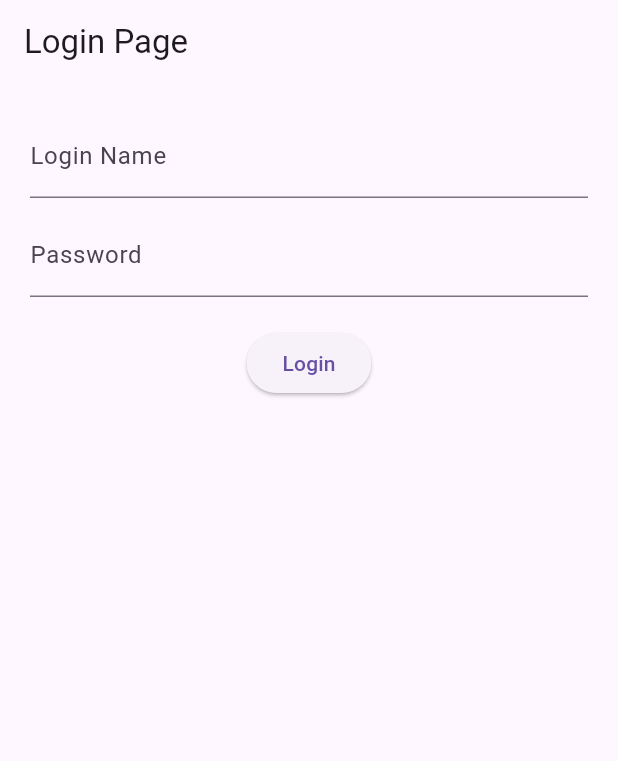
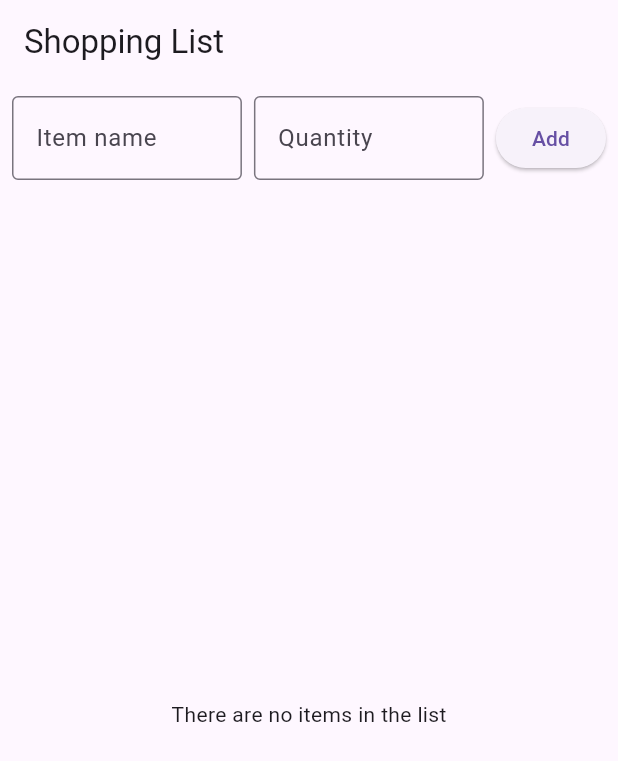
Before and after one commit to Keon-Moh/my_flutter_labs, a Flutter app: the screen it shows after launch, on a phone screen of 412 x 824 dp. Shown: the top 761 px of the screen. Run offline on Flutter 3.47's test engine with Material 3 defaults, Android fonts, the phone set to English and light mode, and no system bars.

Commit message:
Completed Lab 6

```diff
--- a/lib/main.dart
+++ b/lib/main.dart
@@ -1,108 +1,167 @@
 import 'package:flutter/material.dart';
-import 'data_repository.dart';
-import 'profilepage.dart';
 
+// Entry point of the app
 void main() {
-  runApp(const MyApp());
+  runApp(MyApp());
 }
 
+// Root widget of the application
 class MyApp extends StatelessWidget {
-  const MyApp({super.key});
-
   @override
   Widget build(BuildContext context) {
     return MaterialApp(
-      title: 'Lab 5 Login Page',
-      debugShowCheckedModeBanner: false,
-      home: const LoginPage(),
+      title: 'Shopping List',
+      home: Scaffold(
+        appBar: AppBar(title: Text("Shopping List")),
+        body: ListPage(), // Loads the main shopping list UI
+      ),
     );
   }
 }
 
-class LoginPage extends StatefulWidget {
-  const LoginPage({super.key});
+// Model class representing a shopping item
+class ShoppingItem {
+  String name;
+  String quantity;
 
-  @override
-  State<LoginPage> createState() => _LoginPageState();
+  ShoppingItem(this.name, this.quantity);
 }
 
-class _LoginPageState extends State<LoginPage> {
-  final TextEditingController _loginController = TextEditingController();
-  final TextEditingController _passwordController = TextEditingController();
-
+// Stateful widget to manage the shopping list state
+class ListPage extends StatefulWidget {
   @override
-  void initState() {
-    super.initState();
-    // Load saved data at startup
-    DataRepository.loadData().then((_) {
-      // Set login field from loaded data
-      _loginController.text = DataRepository.loginName;
-      // Optional: set password field if you saved it (not recommended for security)
-      setState(() {});
-    });
+  _ListPageState createState() => _ListPageState();
 }
 
-  void _handleLogin() {
-    final loginName = _loginController.text.trim();
-    final password = _passwordController.text;
+class _ListPageState extends State<ListPage> {
+  // List to hold shopping items
+  List<ShoppingItem> shoppingList = [];
 
-    if (password == 'QWERTY123') {
-      // Save loginName in repo and prefs
-      DataRepository.loginName = loginName;
-      DataRepository.saveData();
-
-      // Navigate to profile page and show snackbar
-      Navigator.push(
-        context,
-        MaterialPageRoute(builder: (context) => const ProfilePage()),
-      ).then((_) {
-        // Optional: do something on return
-      });
-
-      ScaffoldMessenger.of(context).showSnackBar(
-        SnackBar(content: Text('Welcome Back $loginName')),
-      );
-    } else {
-      // Wrong password
-      ScaffoldMessenger.of(context).showSnackBar(
-        const SnackBar(content: Text('Wrong Password')),
-      );
-    }
-  }
-
-  @override
-  void dispose() {
-    _loginController.dispose();
-    _passwordController.dispose();
-    super.dispose();
-  }
+  // Controllers to retrieve input from text fields
+  final TextEditingController nameController = TextEditingController();
+  final TextEditingController quantityController = TextEditingController();
 
   @override
   Widget build(BuildContext context) {
-    return Scaffold(
-      appBar: AppBar(title: const Text('Login Page')),
-      body: Padding(
-        padding: const EdgeInsets.all(20.0),
-        child: Column(
+    return Column(
       children: [
-            TextField(
-              controller: _loginController,
-              decoration: const InputDecoration(labelText: 'Login Name'),
+        // Row for input fields and the Add button
+        Padding(
+          padding: const EdgeInsets.all(8.0),
+          child: Row(
+            children: [
+              // Input for item name
+              Expanded(
+                child: TextField(
+                  controller: nameController,
+                  decoration: InputDecoration(
+                    hintText: 'Item name',
+                    border: OutlineInputBorder(),
                   ),
-            const SizedBox(height: 10),
-            TextField(
-              controller: _passwordController,
-              obscureText: true,
-              decoration: const InputDecoration(labelText: 'Password'),
                 ),
-            const SizedBox(height: 20),
+              ),
+              SizedBox(width: 8),
+              // Input for item quantity
+              Expanded(
+                child: TextField(
+                  controller: quantityController,
+                  decoration: InputDecoration(
+                    hintText: 'Quantity',
+                    border: OutlineInputBorder(),
+                  ),
+                  keyboardType: TextInputType.number,
+                ),
+              ),
+              SizedBox(width: 8),
+              // Button to add a new item
               ElevatedButton(
-              onPressed: _handleLogin,
-              child: const Text('Login'),
+                onPressed: () {
+                  if (nameController.text.isNotEmpty &&
+                      quantityController.text.isNotEmpty) {
+                    setState(() {
+                      // Add item to the list
+                      shoppingList.add(ShoppingItem(
+                          nameController.text, quantityController.text));
+                      // Clear input fields
+                      nameController.clear();
+                      quantityController.clear();
+                    });
+                  }
+                },
+                child: Text('Add'),
+              ),
+            ],
+          ),
+        ),
+
+        // Display the list of items or a message if empty
+        Expanded(
+          child: shoppingList.isEmpty
+              ? Center(child: Text("There are no items in the list"))
+              : ListView.builder(
+            itemCount: shoppingList.length,
+            itemBuilder: (context, index) {
+              return GestureDetector(
+                // Long press to trigger delete confirmation
+                onLongPress: () {
+                  showDialog(
+                    context: context,
+                    builder: (context) => AlertDialog(
+                      title: Text("Delete Item"),
+                      content: Text(
+                          "Do you want to delete '${shoppingList[index].name}'?"),
+                      actions: [
+                        // Cancel deletion
+                        TextButton(
+                          child: Text("No"),
+                          onPressed: () => Navigator.of(context).pop(),
+                        ),
+                        // Confirm deletion
+                        TextButton(
+                          child: Text("Yes"),
+                          onPressed: () {
+                            setState(() {
+                              shoppingList.removeAt(index);
+                            });
+                            Navigator.of(context).pop();
+                          },
+                        ),
+                      ],
+                    ),
+                  );
+                },
+                // Display each item
+                child: Container(
+                  alignment: Alignment.center,
+                  padding: EdgeInsets.symmetric(vertical: 4, horizontal: 8),
+                  child: Row(
+                    mainAxisAlignment: MainAxisAlignment.center,
+                    children: [
+                      // Item name with row number
+                      Text(
+                        "${index + 1}: ${shoppingList[index].name}, ",
+                        style: TextStyle(fontSize: 16),
+                      ),
+                      // Item quantity, placed beside name
+                      Text(
+                        "Quantity: ${shoppingList[index].quantity}",
+                        style: TextStyle(fontSize: 16),
                       ),
                     ],
                   ),
                 ),
               );
+            },
+          ),
+        ),
+      ],
+    );
+  }
+
+  @override
+  void dispose() {
+    nameController.dispose();
+    quantityController.dispose();
+    super.dispose();
   }
 }
```
Lines whose indentation alone changed are shown as unchanged.
